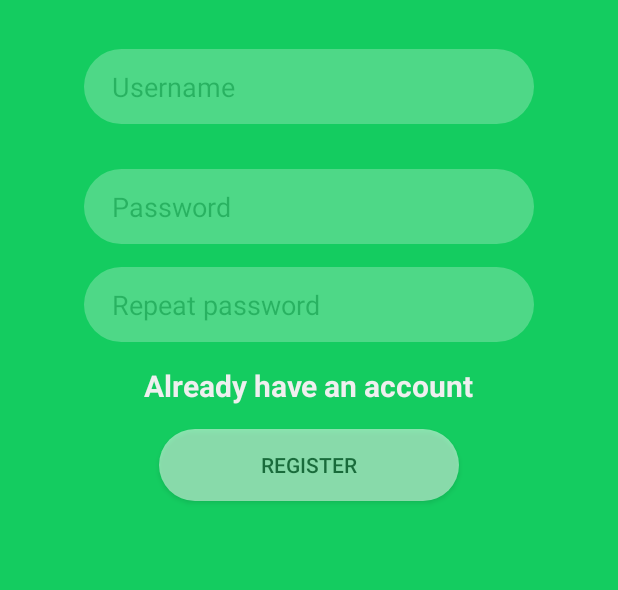
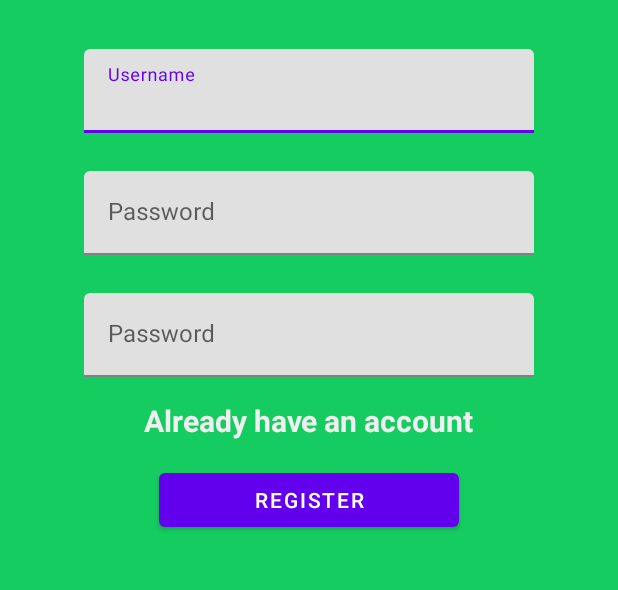
Before and after one commit to lccatala/SkootApp, an Android app: the SignupActivity screen opened directly, with no data from a screen before it, on a phone screen of 412 x 824 dp, the part 251-841 px from its top. Run offline under Robolectric (Android 15) with nearby library versions, the phone set to English and light mode, and no system bars.

Commit message:
Migrated to using Material Components for UI

```diff
--- a/app/build.gradle
+++ b/app/build.gradle
@@ -29,6 +29,7 @@ dependencies {
     implementation 'androidx.appcompat:appcompat:1.0.2'
     implementation 'androidx.core:core-ktx:1.0.2'
     implementation 'androidx.constraintlayout:constraintlayout:1.1.3'
+    implementation 'com.google.android.material:material:1.0.0'
     testImplementation 'junit:junit:4.12'
     androidTestImplementation 'androidx.test.ext:junit:1.1.0'
     androidTestImplementation 'androidx.test.espresso:espresso-core:3.1.1'
--- a/app/src/main/AndroidManifest.xml
+++ b/app/src/main/AndroidManifest.xml
@@ -2,13 +2,16 @@
 <manifest xmlns:android="http://schemas.android.com/apk/res/android"
     package="com.example.skoot">
 
+    <uses-permission android:name="android.permission.INTERNET" />
+
     <application
+        android:usesCleartextTraffic="true"
         android:allowBackup="true"
         android:icon="@mipmap/ic_launcher"
         android:label="@string/app_name"
         android:roundIcon="@mipmap/ic_launcher_round"
         android:supportsRtl="true"
-        android:theme="@style/AppTheme">
+        android:theme="@style/Theme.MaterialComponents.Light.NoActionBar">
         <activity android:name=".MainActivity">
             <intent-filter>
                 <action android:name="android.intent.action.MAIN" />
--- a/app/src/main/java/com/example/skoot/LoginActivity.kt
+++ b/app/src/main/java/com/example/skoot/LoginActivity.kt
@@ -20,7 +20,7 @@ class LoginActivity : AppCompatActivity() {
 
         // Switch to activity_main
         switchToRegisterText.setOnClickListener {
-            var intent = Intent(this, MainActivity::class.java)
+            var intent = Intent(this, SignupActivity::class.java)
             startActivity(intent)
         }
 
--- a/app/src/main/res/layout/activity_signup.xml
+++ b/app/src/main/res/layout/activity_signup.xml
@@ -7,58 +7,84 @@
     android:background="#14CC60"
     tools:context=".SignupActivity">
 
-    <EditText
-        android:id="@+id/passwordText"
+    <com.google.android.material.textfield.TextInputLayout
+        android:id="@+id/usernameTextLayout"
         android:layout_width="300dp"
-        android:layout_height="50dp"
-        android:layout_marginTop="30dp"
-        android:alpha="0.25"
-        android:background="@drawable/rounded_edittext_register_login"
-        android:ems="10"
-        android:hint="    Password"
-        android:inputType="textPassword"
+        android:layout_height="wrap_content"
+
+        android:layout_marginTop="200dp"
         app:layout_constraintEnd_toEndOf="parent"
         app:layout_constraintStart_toStartOf="parent"
-        app:layout_constraintTop_toBottomOf="@+id/usernameText"
-        tools:text="Password" />
+        app:layout_constraintTop_toTopOf="parent">
 
-    <EditText
-        android:id="@+id/repeatPasswordText"
+        <com.google.android.material.textfield.TextInputEditText
+            android:id="@+id/usernameText"
+            android:layout_width="match_parent"
+            android:layout_height="wrap_content"
+
+            android:hint="Username"
+            android:inputType="textPersonName"
+            app:layout_constraintEnd_toEndOf="parent"
+            app:layout_constraintStart_toStartOf="parent"
+            app:layout_constraintTop_toTopOf="parent"
+            tools:text="Username" />
+    </com.google.android.material.textfield.TextInputLayout>
+
+    <com.google.android.material.textfield.TextInputLayout
+        android:id="@+id/passwordTextLayout"
         android:layout_width="300dp"
-        android:layout_height="50dp"
-        android:layout_marginTop="15dp"
-        android:alpha="0.25"
-        android:background="@drawable/rounded_edittext_register_login"
-        android:ems="10"
-        android:hint="    Repeat password"
-        android:inputType="textPassword"
+        android:layout_height="wrap_content"
+
+        android:layout_marginTop="25dp"
         app:layout_constraintEnd_toEndOf="parent"
         app:layout_constraintStart_toStartOf="parent"
-        app:layout_constraintTop_toBottomOf="@+id/passwordText"
-        tools:text="Password" />
+        app:layout_constraintTop_toBottomOf="@+id/usernameTextLayout">
 
-    <EditText
-        android:id="@+id/usernameText"
+        <com.google.android.material.textfield.TextInputEditText
+            android:id="@+id/passwordText"
+            android:layout_width="match_parent"
+            android:layout_height="wrap_content"
+
+            android:hint="Password"
+            android:inputType="textPassword"
+            app:layout_constraintEnd_toEndOf="parent"
+            app:layout_constraintStart_toStartOf="parent"
+            app:layout_constraintTop_toBottomOf="@+id/usernameTextLayout"
+            tools:text="Password" />
+    </com.google.android.material.textfield.TextInputLayout>
+
+    <com.google.android.material.textfield.TextInputLayout
+        android:id="@+id/repeatPasswordTextLayout"
         android:layout_width="300dp"
-        android:layout_height="50dp"
-        android:layout_marginTop="200dp"
-        android:alpha="0.25"
-        android:background="@drawable/rounded_edittext_register_login"
-        android:ems="10"
-        android:hint="    Username"
-        android:inputType="textPersonName"
+        android:layout_height="wrap_content"
+
+        android:layout_marginTop="25dp"
         app:layout_constraintEnd_toEndOf="parent"
         app:layout_constraintStart_toStartOf="parent"
-        app:layout_constraintTop_toTopOf="parent"
-        tools:text="Username" />
+        app:layout_constraintTop_toBottomOf="@+id/passwordTextLayout">
 
-    <Button
+        <com.google.android.material.textfield.TextInputEditText
+            android:id="@+id/repeatPasswordText"
+            android:layout_width="match_parent"
+            android:layout_height="wrap_content"
+
+
+            android:hint="Password"
+            android:inputType="textPassword"
+            app:layout_constraintEnd_toEndOf="parent"
+            app:layout_constraintStart_toStartOf="parent"
+            app:layout_constraintTop_toBottomOf="@+id/usernameTextLayout"
+            tools:text="Password" />
+    </com.google.android.material.textfield.TextInputLayout>
+
+
+
+    <com.google.android.material.button.MaterialButton
         android:id="@+id/signupButton"
         android:layout_width="200dp"
         android:layout_height="wrap_content"
         android:layout_marginTop="15dp"
-        android:background="@drawable/rounded_edittext_register_login"
-        android:alpha="0.5"
+
         android:text="Register"
         app:layout_constraintEnd_toEndOf="parent"
         app:layout_constraintStart_toStartOf="parent"
@@ -81,6 +107,7 @@
         android:layout_height="wrap_content"
         android:layout_marginTop="15dp"
         android:clickable="true"
+        android:focusable="true"
         android:text="Already have an account"
         android:textColor="#EFEFEF"
         android:textColorHighlight="#EFEFEF"
@@ -90,5 +117,5 @@
         android:textStyle="bold"
         app:layout_constraintEnd_toEndOf="parent"
         app:layout_constraintStart_toStartOf="parent"
-        app:layout_constraintTop_toBottomOf="@+id/repeatPasswordText" />
+        app:layout_constraintTop_toBottomOf="@+id/repeatPasswordTextLayout" />
 </androidx.constraintlayout.widget.ConstraintLayout>
```
Also changed, not shown: app/src/main/res/layout/activity_login.xml (+47 -31 lines), app/src/main/res/layout/activity_main.xml (+18 -14 lines).
